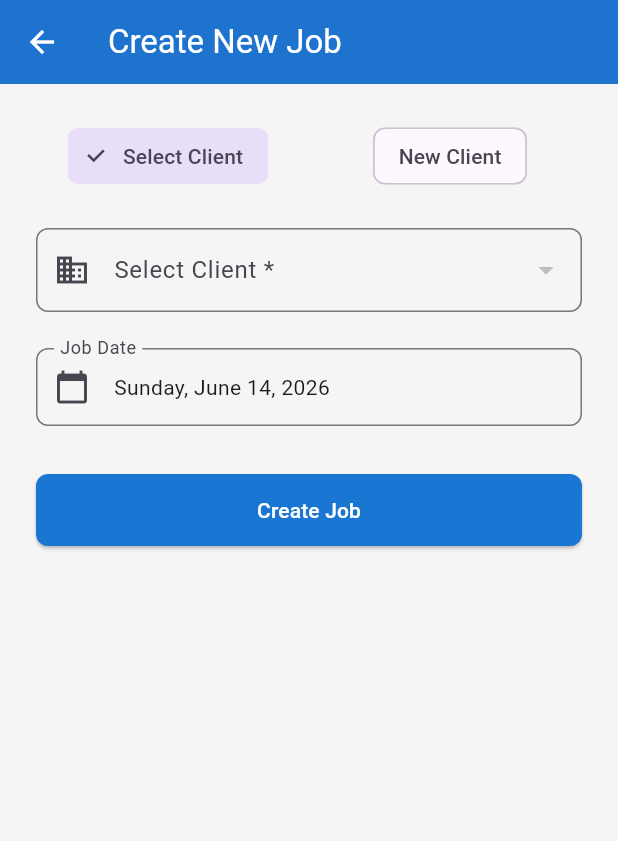
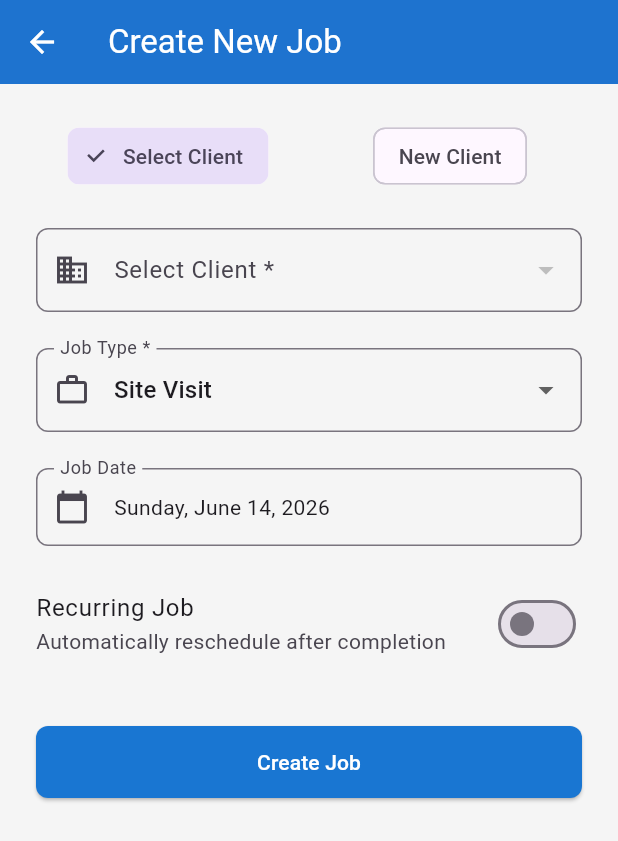
Before and after one commit to singleMaltMatt/JobCard_Flutter, a Flutter app: the CreateJobScreen screen opened directly, on a phone screen of 412 x 824 dp. Shown: the top 841 px of the screen. Run offline on Flutter 3.47's test engine with Material 3 defaults, Android fonts, the phone set to English and light mode, and no system bars; our stand-ins replace shared_preferences; missing offline and left inert: flutter_foreground_task; accounts and stored records are empty; network calls fail.

Commit message:
app in a blissful state of completeness

```diff
--- a/lib/config/api_config.dart
+++ b/lib/config/api_config.dart
@@ -2,7 +2,7 @@ class ApiConfig {
   // Change this to your PocketBase server URL
   // For local dev: http://10.0.2.2:8090 (Android emulator)
   // For real device: http://YOUR_IP:8090 or your Cloudflare tunnel URL
-  static const String baseUrl = 'https://convicted-daisy-keyboard-politicians.trycloudflare.com';
+  static const String baseUrl = 'https://robbie-panels-diffs-white.trycloudflare.com';
 
   // API endpoints
   static const String loginEndpoint = '/api/collections/users/auth-with-password';
--- a/lib/models/job.dart
+++ b/lib/models/job.dart
@@ -14,6 +14,10 @@ class Job {
   final String? calendarDate;
   final DateTime? onSiteStartedAt;
   final DateTime? onSiteEndedAt;
+  final String jobType;
+  final String jobNumber;
+  final bool isRecurring;
+  final String? recurrenceInterval;
 
   Job({
     required this.id,
@@ -31,6 +35,10 @@ class Job {
     this.calendarDate,
     this.onSiteStartedAt,
     this.onSiteEndedAt,
+    this.jobType = 'site_visit',
+    this.jobNumber = '',
+    this.isRecurring = false,
+    this.recurrenceInterval,
   });
 
   factory Job.fromJson(Map<String, dynamic> json) {
@@ -60,7 +68,21 @@ class Job {
       calendarDate: json['calendar_date'],
       onSiteStartedAt: DateTime.tryParse(json['on_site_started_at'] ?? ''),
       onSiteEndedAt: DateTime.tryParse(json['on_site_ended_at'] ?? ''),
+      jobType: json['job_type'] ?? 'site_visit',
+      jobNumber: json['job_number'] ?? '',
+      isRecurring: json['is_recurring'] ?? false,
+      recurrenceInterval: json['recurrence_interval'],
     );
+  }
+
+  /// Display label for job type
+  String get jobTypeLabel {
+    switch (jobType) {
+      case 'maintenance': return 'Maintenance';
+      case 'call_out': return 'Call Out';
+      case 'site_visit':
+      default: return 'Site Visit';
+    }
   }
 
   Map<String, dynamic> toJson() {
@@ -71,6 +93,10 @@ class Job {
       'description': description,
       'email_sent': emailSent,
       'calendar_date': calendarDate,
+      'job_type': jobType,
+      'job_number': jobNumber,
+      'is_recurring': isRecurring,
+      'recurrence_interval': recurrenceInterval,
     };
   }
 
@@ -82,6 +108,7 @@ class Job {
     String? clientId,
     String? clientName,
     String? clientAddress,
+    String? clientEmail,
     String? userId,
     String? status,
     String? description,
@@ -90,9 +117,12 @@ class Job {
     DateTime? createdAt,
     DateTime? updatedAt,
     String? calendarDate,
-    String? clientEmail,
     DateTime? onSiteStartedAt,
     DateTime? onSiteEndedAt,
+    String? jobType,
+    String? jobNumber,
+    bool? isRecurring,
+    String? recurrenceInterval,
   }) {
     return Job(
       id: id ?? this.id,
@@ -110,6 +140,10 @@ class Job {
       calendarDate: calendarDate ?? this.calendarDate,
       onSiteStartedAt: onSiteStartedAt ?? this.onSiteStartedAt,
       onSiteEndedAt: onSiteEndedAt ?? this.onSiteEndedAt,
+      jobType: jobType ?? this.jobType,
+      jobNumber: jobNumber ?? this.jobNumber,
+      isRecurring: isRecurring ?? this.isRecurring,
+      recurrenceInterval: recurrenceInterval ?? this.recurrenceInterval,
     );
   }
 }
--- a/lib/screens/create_job_screen.dart
+++ b/lib/screens/create_job_screen.dart
@@ -16,17 +16,30 @@ class _CreateJobScreenState extends State<CreateJobScreen> {
   DateTime _selectedDate = DateTime.now();
   bool _isCreatingClient = false;
   bool _isSubmitting = false;
+  String _selectedJobType = 'site_visit';
+  bool _isRecurring = false;
+  String _recurrenceInterval = 'weekly';
 
-  // New client fields
   final _clientNameController = TextEditingController();
   final _clientEmailController = TextEditingController();
   final _clientPhoneController = TextEditingController();
   final _clientAddressController = TextEditingController();
 
+  static const _jobTypes = [
+    {'value': 'site_visit', 'label': 'Site Visit'},
+    {'value': 'maintenance', 'label': 'Maintenance'},
+    {'value': 'call_out', 'label': 'Call Out'},
+  ];
+
+  static const _intervals = [
+    {'value': 'weekly', 'label': 'Weekly'},
+    {'value': 'fortnightly', 'label': 'Fortnightly'},
+    {'value': 'monthly', 'label': 'Monthly'},
+  ];
+
   @override
   void initState() {
     super.initState();
-    // Refresh clients every time this screen opens
     WidgetsBinding.instance.addPostFrameCallback((_) {
       context.read<JobProvider>().loadClients();
     });
@@ -48,9 +61,7 @@ class _CreateJobScreenState extends State<CreateJobScreen> {
       firstDate: DateTime.now().subtract(const Duration(days: 30)),
       lastDate: DateTime.now().add(const Duration(days: 365)),
     );
-    if (picked != null) {
-      setState(() => _selectedDate = picked);
-    }
+    if (picked != null) setState(() => _selectedDate = picked);
   }
 
   Future<void> _submit() async {
@@ -61,7 +72,6 @@ class _CreateJobScreenState extends State<CreateJobScreen> {
     final jobProvider = context.read<JobProvider>();
     String clientId = _selectedClientId ?? '';
 
-    // Create new client first if needed
     if (_isCreatingClient) {
       final newClient = await jobProvider.createClient(
         name: _clientNameController.text.trim(),
@@ -82,7 +92,6 @@ class _CreateJobScreenState extends State<CreateJobScreen> {
         setState(() => _isSubmitting = false);
         return;
       }
-
       clientId = newClient.id;
     }
 
@@ -96,7 +105,10 @@ class _CreateJobScreenState extends State<CreateJobScreen> {
 
     final success = await jobProvider.createJob(
       clientId: clientId,
+      jobType: _selectedJobType,
       calendarDate: DateFormat('yyyy-MM-dd').format(_selectedDate),
+      isRecurring: _isRecurring,
+      recurrenceInterval: _isRecurring ? _recurrenceInterval : null,
     );
 
     if (mounted) {
@@ -133,7 +145,7 @@ class _CreateJobScreenState extends State<CreateJobScreen> {
               child: Column(
                 crossAxisAlignment: CrossAxisAlignment.start,
                 children: [
-                  // Toggle between select existing or create new client
+                  // Client toggle
                   Row(
                     children: [
                       Expanded(
@@ -202,9 +214,28 @@ class _CreateJobScreenState extends State<CreateJobScreen> {
                           );
                         }).toList(),
                         onChanged: (v) => setState(() => _selectedClientId = v),
-                        validator: (v) => (v == null || v.isEmpty) ? 'Select a client' : null,
+                        validator: (v) =>
+                            (v == null || v.isEmpty) ? 'Select a client' : null,
                       ),
                   ],
+
+                  const SizedBox(height: 24),
+
+                  // Job type
+                  DropdownButtonFormField<String>(
+                    decoration: const InputDecoration(
+                      labelText: 'Job Type *',
+                      prefixIcon: Icon(Icons.work_outline),
+                    ),
+                    value: _selectedJobType,
+                    items: _jobTypes.map((type) {
+                      return DropdownMenuItem(
+                        value: type['value'],
+                        child: Text(type['label']!),
+                      );
+                    }).toList(),
+                    onChanged: (v) => setState(() => _selectedJobType = v!),
+                  ),
 
                   const SizedBox(height: 24),
 
@@ -216,9 +247,42 @@ class _CreateJobScreenState extends State<CreateJobScreen> {
                         labelText: 'Job Date',
                         prefixIcon: Icon(Icons.calendar_today),
                       ),
-                      child: Text(DateFormat('EEEE, MMMM d, yyyy').format(_selectedDate)),
+                      child: Text(
+                          DateFormat('EEEE, MMMM d, yyyy').format(_selectedDate)),
                     ),
                   ),
+
+                  const SizedBox(height: 16),
+
+                  // Recurring toggle
+                  SwitchListTile(
+                    title: const Text('Recurring Job'),
+                    subtitle:
+                        const Text('Automatically reschedule after completion'),
+                    value: _isRecurring,
+                    onChanged: (v) => setState(() => _isRecurring = v),
+                    activeColor: Theme.of(context).primaryColor,
+                    contentPadding: EdgeInsets.zero,
+                  ),
+
+                  if (_isRecurring) ...[
+                    const SizedBox(height: 8),
+                    DropdownButtonFormField<String>(
+                      decoration: const InputDecoration(
+                        labelText: 'Repeat Every',
+                        prefixIcon: Icon(Icons.repeat),
+                      ),
+                      value: _recurrenceInterval,
+                      items: _intervals.map((interval) {
+                        return DropdownMenuItem(
+                          value: interval['value'],
+                          child: Text(interval['label']!),
+                        );
+                      }).toList(),
+                      onChanged: (v) =>
+                          setState(() => _recurrenceInterval = v!),
+                    ),
+                  ],
 
                   const SizedBox(height: 32),
 
@@ -230,7 +294,8 @@ class _CreateJobScreenState extends State<CreateJobScreen> {
                           ? const SizedBox(
                               height: 20,
                               width: 20,
-                              child: CircularProgressIndicator(strokeWidth: 2, color: Colors.white),
+                              child: CircularProgressIndicator(
+                                  strokeWidth: 2, color: Colors.white),
                             )
                           : const Text('Create Job'),
                     ),
--- a/lib/widgets/complete_job_dialog.dart
+++ b/lib/widgets/complete_job_dialog.dart
@@ -53,24 +53,24 @@ class _CompleteJobDialogState extends State<CompleteJobDialog> {
       jobId: widget.job.id,
       description: _descriptionController.text.trim(),
       emailSent: _sendEmail,
+      originalJob: widget.job,
     );
 
     if (mounted) {
       setState(() => _isSubmitting = false);
 
       if (success) {
-        // Close the dialog immediately
         Navigator.of(context).pop();
 
-        // Show success message
         ScaffoldMessenger.of(context).showSnackBar(
-          const SnackBar(
-            content: Text('Job completed successfully!'),
+          SnackBar(
+            content: Text(widget.job.isRecurring
+                ? 'Job completed! Next occurrence scheduled.'
+                : 'Job completed successfully!'),
             backgroundColor: Colors.green,
           ),
         );
 
-        // Fire email in the background (non-blocking) if requested
         if (_sendEmail) {
           _sendCompletionEmail(context);
         }
@@ -92,7 +92,12 @@ class _CompleteJobDialogState extends State<CompleteJobDialog> {
   }
 
   Future<void> _generateAndSendEmail() async {
-    final technicianName = context.read<AuthProvider>().user?.username ?? '';
+    final user = context.read<AuthProvider>().user;
+    // Use full name if available, fall back to username
+    final technicianName = (user?.name?.isNotEmpty == true)
+        ? user!.name!
+        : (user?.username ?? '');
+
     final now = _departedTime ?? DateTime.now();
     final arrived = widget.job.onSiteStartedAt?.toLocal();
     final departed = now.toLocal();
@@ -107,7 +112,6 @@ class _CompleteJobDialogState extends State<CompleteJobDialog> {
       timeSpent = h > 0 ? '${h}h ${m}m' : '${m}m';
     }
 
-    // Step 1: generate PDF and base64-encode the bytes
     String? pdfBase64;
     try {
       final pdfResponse = await http.post(
@@ -116,9 +120,11 @@ class _CompleteJobDialogState extends State<CompleteJobDialog> {
         body: jsonEncode({
           'clientName': widget.job.clientName,
           'clientAddress': widget.job.clientAddress,
-          'jobNumber': widget.job.id,
+          'jobNumber': widget.job.jobNumber,
+          'jobType': widget.job.jobTypeLabel,
           'appointmentDetails': widget.job.calendarDate != null
-              ? DateFormat('d MMM yyyy').format(DateTime.parse(widget.job.calendarDate!))
+              ? DateFormat('d MMM yyyy')
+                  .format(DateTime.parse(widget.job.calendarDate!))
               : '',
           'arrivedTime': arrived != null ? timeFmt.format(arrived) : '',
           'departedTime': timeFmt.format(departed),
@@ -139,13 +145,12 @@ class _CompleteJobDialogState extends State<CompleteJobDialog> {
       debugPrint('PDF generation error: $e');
     }
 
-    // Step 2: send email, attaching PDF if generated successfully
     final emailResponse = await http.post(
       Uri.parse('${ApiConfig.baseUrl}/email/send-email'),
       headers: {'Content-Type': 'application/json'},
       body: jsonEncode({
         'to': widget.job.clientEmail,
-        'subject': 'Job Completed - JobCard Tracker',
+        'subject': 'Job Completed - ${widget.job.jobTypeLabel} ${widget.job.jobNumber}',
         'clientName': widget.job.clientName,
         'clientAddress': widget.job.clientAddress,
         'jobDate': widget.job.calendarDate ?? DateTime.now().toIso8601String(),
@@ -174,13 +179,10 @@ class _CompleteJobDialogState extends State<CompleteJobDialog> {
         maxChildSize: 0.95,
         expand: false,
         builder: (context, scrollController) {
-          // Only use the provided scrollController for the DraggableScrollableSheet,
-          // but DON'T wrap everything in SingleChildScrollView to avoid scroll conflicts with signature pad
           return NotificationListener<ScrollNotification>(
             onNotification: (notification) => false,
             child: Column(
               children: [
-                // Handle bar
                 Padding(
                   padding: const EdgeInsets.only(top: 12),
                   child: Center(
@@ -194,7 +196,6 @@ class _CompleteJobDialogState extends State<CompleteJobDialog> {
                     ),
                   ),
                 ),
-                // Scrollable content area
                 Expanded(
                   child: SingleChildScrollView(
                     controller: scrollController,
@@ -202,7 +203,6 @@ class _CompleteJobDialogState extends State<CompleteJobDialog> {
                     child: Column(
                       crossAxisAlignment: CrossAxisAlignment.start,
                       children: [
-                        // Title
                         const Text(
                           'Complete Job',
                           style: TextStyle(
@@ -211,9 +211,16 @@ class _CompleteJobDialogState extends State<CompleteJobDialog> {
                             color: AppTheme.primaryBlack,
                           ),
                         ),
-                        const SizedBox(height: 8),
-
-                        // Job info
+                        const SizedBox(height: 4),
+                        Text(
+                          '${widget.job.jobTypeLabel} · ${widget.job.jobNumber}',
+                          style: const TextStyle(
+                            fontSize: 13,
+                            color: AppTheme.primaryBlue,
+                            fontWeight: FontWeight.w500,
+                          ),
+                        ),
+                        const SizedBox(height: 4),
                         Text(
                           '${widget.job.clientName} - ${widget.job.clientAddress}',
                           style: const TextStyle(
@@ -223,7 +230,6 @@ class _CompleteJobDialogState extends State<CompleteJobDialog> {
                         ),
                         const SizedBox(height: 24),
 
-                        // Description text box
                         const Text(
                           'Work Description *',
                           style: TextStyle(
@@ -244,7 +250,6 @@ class _CompleteJobDialogState extends State<CompleteJobDialog> {
                         ),
                         const SizedBox(height: 20),
 
-                        // Get Signature checkbox
                         CheckboxListTile(
                           title: const Text('Get Signature'),
                           subtitle: const Text('Client signs digitally on screen'),
@@ -256,7 +261,6 @@ class _CompleteJobDialogState extends State<CompleteJobDialog> {
                           activeColor: AppTheme.primaryBlue,
                         ),
 
-                        // Signature pad (shown when checkbox is checked)
                         if (_getSignature) ...[
                           const SizedBox(height: 8),
                           TextFormField(
@@ -284,10 +288,10 @@ class _CompleteJobDialogState extends State<CompleteJobDialog> {
                           const SizedBox(height: 16),
                         ],
 
-                        // Send Email checkbox
                         CheckboxListTile(
                           title: const Text('Send Email'),
-                          subtitle: Text('Send job card to ${widget.job.clientName}'),
+                          subtitle:
+                              Text('Send job card to ${widget.job.clientName}'),
                           value: _sendEmail,
                           onChanged: (v) {
                             setState(() => _sendEmail = v ?? false);
@@ -297,7 +301,6 @@ class _CompleteJobDialogState extends State<CompleteJobDialog> {
                         ),
                         const SizedBox(height: 24),
 
-                        // Complete Job button
                         SizedBox(
                           width: double.infinity,
                           child: ElevatedButton.icon(
@@ -312,10 +315,13 @@ class _CompleteJobDialogState extends State<CompleteJobDialog> {
                                     ),
                                   )
                                 : const Icon(Icons.check_circle),
-                            label: Text(_isSubmitting ? 'Completing...' : 'Complete Job'),
+                            label: Text(_isSubmitting
+                                ? 'Completing...'
+                                : 'Complete Job'),
                             style: ElevatedButton.styleFrom(
                               backgroundColor: Colors.green,
-                              padding: const EdgeInsets.symmetric(vertical: 16),
+                              padding:
+                                  const EdgeInsets.symmetric(vertical: 16),
                             ),
                           ),
                         ),
```
Also changed, not shown: lib/providers/job_provider.dart (+15 -3 lines), lib/services/job_service.dart (+80 -16 lines).
